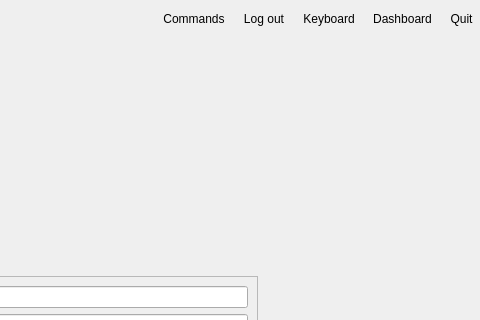
This is Include/imtgui/CThumbnailDecoratorGuiComp.ui in ImagingTools/ImtCore as Qt 5 draws it before an edit; both pictures show x 480 to 960 and y 0 to 320 of the 960 by 611 pixel window. The edited form follows.
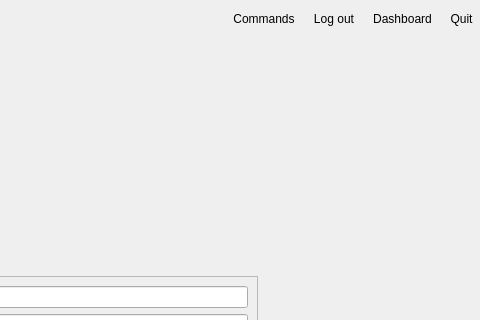
This is the edited form. Icons and pictures are not drawn.

Patch:
```diff
--- a/Include/imtgui/CThumbnailDecoratorGuiComp.ui
+++ b/Include/imtgui/CThumbnailDecoratorGuiComp.ui
@@ -338,29 +338,6 @@
             </property>
            </widget>
           </item>
-          <item>
-           <widget class="QToolButton" name="KeyboardButton">
-            <property name="text">
-             <string>Keyboard</string>
-            </property>
-            <property name="icon">
-             <iconset resource="imtguilight.qrc">
-              <normaloff>:/Icons/Keyboard</normaloff>:/Icons/Keyboard</iconset>
-            </property>
-            <property name="iconSize">
-             <size>
-              <width>24</width>
-              <height>24</height>
-             </size>
-            </property>
-            <property name="shortcut">
-             <string/>
-            </property>
-            <property name="autoRaise">
-             <bool>true</bool>
-            </property>
-           </widget>
-          </item>
           <item>
            <widget class="QToolButton" name="DashboardButton">
             <property name="text">
```
Left out of the diff: 18 changed lines with no effect on the pictures.
